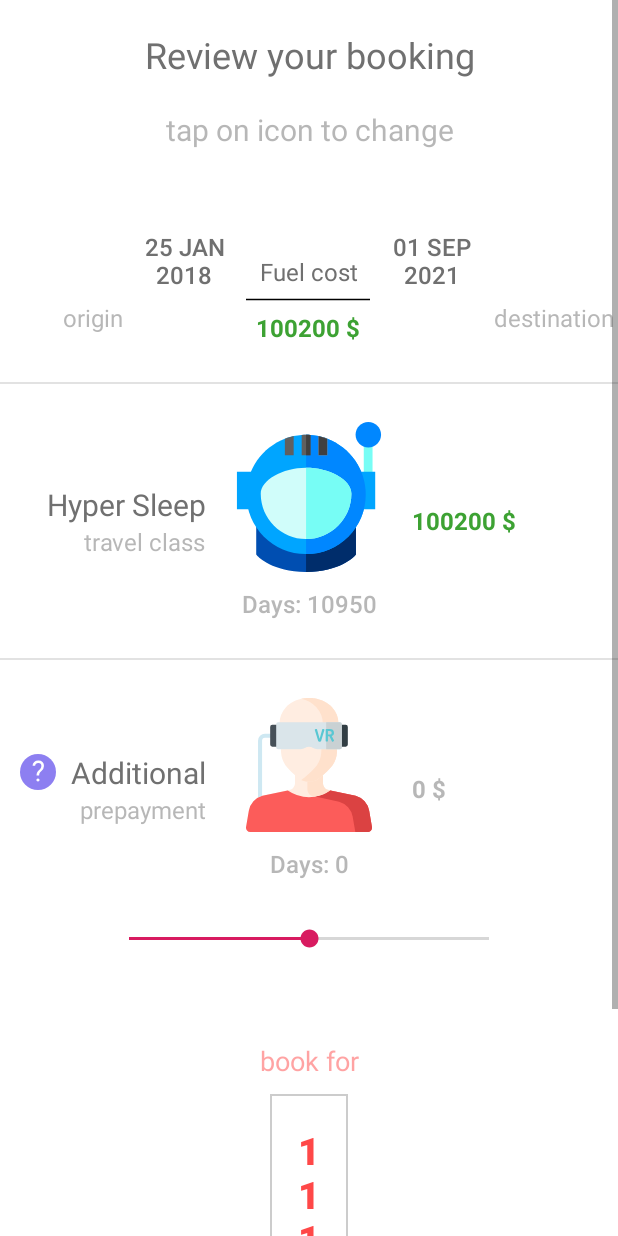
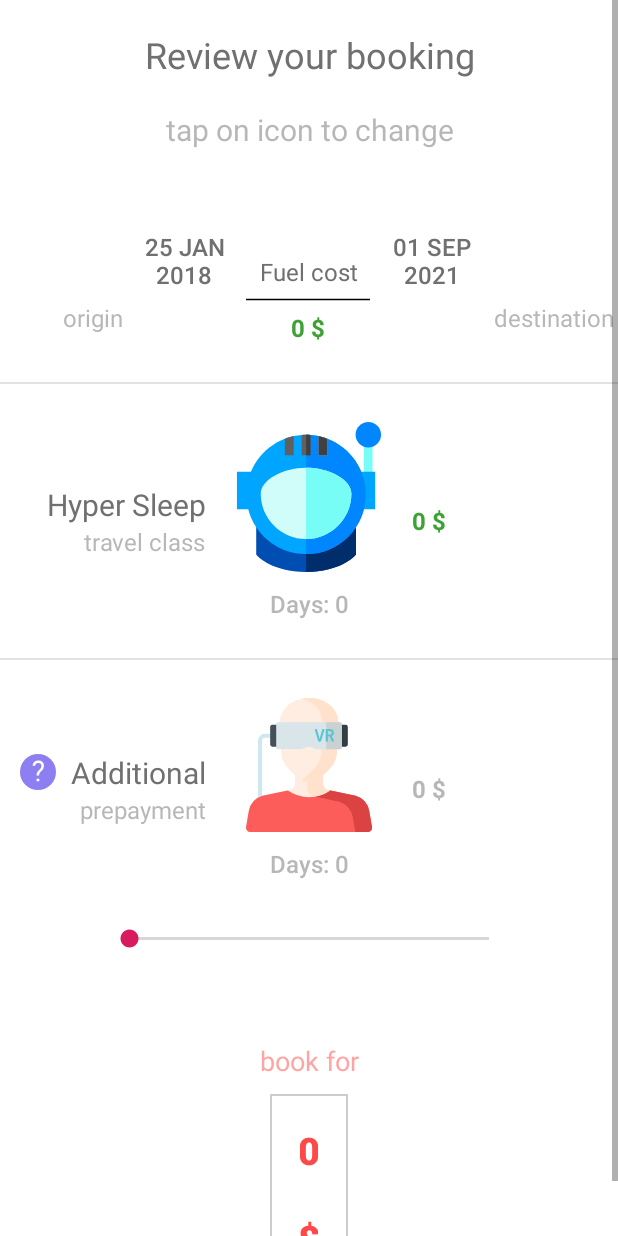
Before and after one commit to AaronVX/BackSpace, an Android app: the BookReview screen opened directly, with no data from a screen before it, on a phone screen of 412 x 824 dp. Run offline under Robolectric (Android 15) with nearby library versions, the phone set to English and light mode, and no system bars; 24 statements that could not run were skipped.

Commit message:
BookReview refactored

```diff
--- a/app/src/main/java/com/group8/backspace/logic/AccessPrice.java
+++ /dev/null
@@ -1,111 +0,0 @@
-package com.group8.backspace.logic;
-import com.group8.backspace.application.Services;
-import com.group8.backspace.objects.Flight;
-import com.group8.backspace.objects.Location;
-import com.group8.backspace.persistence.PlanetPersistence;
-
-import org.hsqldb.DatabaseURL;
-import org.joda.time.DateTime;
-import org.joda.time.Days;
-
-public class AccessPrice {
-//    private int fuelUnitPrice;
-    private int classDailyPrice;
-    private int itemsDailyPrice;
-    private Flight currFlight;
-    private PlanetPersistence planetPersistence;
-    private int duration;
-    private int ticketPrice;
-    private int extraExpense;
-    private final int FUEL_PRICE = 2000;
-//    private int prepaidDays;
-//    private double distance;
-
-//    public AccessPrice(Flight currFlight, int classPrice, int itemsPrice){
-//
-//        String origin = currFlight.getOrigin();
-//        String destination = currFlight.getDestination();
-//
-//        // set total duration of the flight
-//        DateTime departure = currFlight.getDeparture();
-//        DateTime arrival = currFlight.getArrival();
-//        this.duration = Days.daysBetween(departure.toLocalDate(), arrival.toLocalDate()).getDays();
-//        this.prepaidDays = this.duration;
-//
-//        // set total distance
-//        AccessPlanets accessPlanets = new AccessPlanets(Services.getPlanetPersistence());
-//        Location originPlanet = accessPlanets.getPlanetByName(origin);
-//        Location destinationPlanet = accessPlanets.getPlanetByName(destination);
-//        this.distance =  Math.abs(Double.parseDouble(originPlanet.getDistance()) - Double.parseDouble(destinationPlanet.getDistance()));
-//
-//        // set basic prices
-//        AccessItems accessItems = new AccessItems(Services.getItemPersistence());
-//        this.fuelUnitPrice = accessItems.getItemByName("dark matter").getPrice();
-//        this.classDailyPrice = classPrice;
-//        this.itemsDailyPrice = itemsPrice;
-//    }
-
-
-//    public void setPrepaidPercentage(int percentage){
-//        if (percentage > 100) {
-//            this.prepaidDays = duration;
-//        }
-//        if (percentage <= 0) {
-//            this.prepaidDays = 0;
-//        }
-//        else{
-//            double multiplier = (double) percentage / 100;
-//            this.prepaidDays = (int)(this.duration*multiplier);
-//        }
-//    }
-
-    // Getters
-
-//    public int getFuelPrice(){
-//        return (int)(distance*fuelUnitPrice);
-//    }
-//
-//    public int getClassPrice(){
-//        return classDailyPrice*duration;
-//    }
-
-    public int getExtraExpense(){
-        return extraExpense;
-    }
-    public int getTicketPrice(){
-        return ticketPrice;
-    }
-
-    public int getTotalPrice(){
-        return  ticketPrice+extraExpense;
-    }
-//
-//    public int getTotalDuration(){return duration;}
-//
-//    public int getPrepaidDays(){return prepaidDays;}
-
-    public AccessPrice(Flight currFlight, int classPrice, int itemsPrice, final PlanetPersistence planetPersistence){
-        this.currFlight = currFlight;
-        this.classDailyPrice = classPrice;
-        this.itemsDailyPrice = itemsPrice;
-        this.planetPersistence = planetPersistence;
-
-    }
-
-    public void calculatePrice(){
-        String origin = currFlight.getOrigin();
-        String destination = currFlight.getDestination();
-
-        DateTime departure = currFlight.getDeparture();
-        DateTime arrival = currFlight.getArrival();
-        duration = Days.daysBetween(departure.toLocalDate(), arrival.toLocalDate()).getDays();
-
-        extraExpense=(itemsDailyPrice+classDailyPrice)*duration;
-
-        Location originPlanet = planetPersistence.getPlanetByName(origin);
-        Location destinationPlanet = planetPersistence.getPlanetByName(destination);
-        double distance =  Math.abs(Double.parseDouble(originPlanet.getDistance()) - Double.parseDouble(destinationPlanet.getDistance()));
-
-        ticketPrice =(int) (distance*FUEL_PRICE);
-    }
-}
--- /dev/null
+++ b/app/src/main/java/com/group8/backspace/logic/AnalyseFlight.java
@@ -0,0 +1,43 @@
+package com.group8.backspace.logic;
+
+import com.group8.backspace.objects.Flight;
+import com.group8.backspace.objects.Location;
+import com.group8.backspace.persistence.PlanetPersistence;
+
+import org.joda.time.DateTime;
+import org.joda.time.Days;
+
+public class AnalyseFlight {
+
+    private PlanetPersistence planetPersistence;
+    private Flight currFlight;
+
+    private double distance;
+    private int duration;
+
+    public AnalyseFlight(Flight currFlight, final PlanetPersistence planetPersistence){
+        this.planetPersistence = planetPersistence;
+        this.currFlight = currFlight;
+    }
+
+    public void analyse(){
+        String origin = currFlight.getOrigin();
+        String destination = currFlight.getDestination();
+
+        Location originPlanet = planetPersistence.getPlanetByName(origin);
+        Location destinationPlanet = planetPersistence.getPlanetByName(destination);
+        distance =  Math.abs(Double.parseDouble(originPlanet.getDistance()) - Double.parseDouble(destinationPlanet.getDistance()));
+
+        DateTime departure = currFlight.getDeparture();
+        DateTime arrival = currFlight.getArrival();
+        duration = Days.daysBetween(departure.toLocalDate(), arrival.toLocalDate()).getDays();
+    }
+
+    public double getDistance() {
+        return distance;
+    }
+
+    public int getDuration() {
+        return duration;
+    }
+}
--- /dev/null
+++ b/app/src/main/java/com/group8/backspace/logic/CalculatePrices.java
@@ -0,0 +1,88 @@
+package com.group8.backspace.logic;
+
+public class CalculatePrices {
+
+    private final int FUEL_UNIT_PRICE = 3000;
+    private int classDailyPrice;
+    private int itemsDailyPrice;
+
+    private int duration;
+    private double totalDistance;
+    private int prepaidDays;
+
+    public CalculatePrices(double totalDistance, int duration,
+                           int classDailyPrice, int itemsDailyPrice){
+        this.totalDistance = totalDistance;
+        this.duration = duration;
+        this.prepaidDays = this.duration;
+        this.classDailyPrice = classDailyPrice;
+        this.itemsDailyPrice = itemsDailyPrice;
+    }
+
+    public void setPrepaidDays(int percentage){
+        if (percentage > 100) {
+            this.prepaidDays = duration;
+        }
+        if (percentage <= 0) {
+            this.prepaidDays = 0;
+        }
+        else{
+            double multiplier = (double) percentage / 100;
+            this.prepaidDays = (int)(this.duration*multiplier);
+        }
+    }
+
+    public int getPrepaidDays(){
+        return prepaidDays;
+    }
+
+    // Calculate price dynamically
+    public int calculateFuelPrice(){
+        return (int)(totalDistance*FUEL_UNIT_PRICE);
+    }
+
+    public int calculateClassPrice(){
+        return classDailyPrice*duration;
+    }
+
+    public int calculatePrepaidPrice(){
+        return itemsDailyPrice*prepaidDays;
+    }
+
+    public int calculateTotalPrice(){
+        return calculateFuelPrice() + calculateClassPrice() + calculatePrepaidPrice();
+    }
+
+//    public AccessPrice(Flight currFlight, int classPrice, int itemsPrice, final PlanetPersistence planetPersistence){
+//        this.currFlight = currFlight;
+//        this.classDailyPrice = classPrice;
+//        this.itemsDailyPrice = itemsPrice;
+//        this.planetPersistence = planetPersistence;
+//    }
+//
+//    public void calculatePrice(){
+//        String origin = currFlight.getOrigin();
+//        String destination = currFlight.getDestination();
+//
+//        DateTime departure = currFlight.getDeparture();
+//        DateTime arrival = currFlight.getArrival();
+//        duration = Days.daysBetween(departure.toLocalDate(), arrival.toLocalDate()).getDays();
+//
+//        extraExpense=(itemsDailyPrice+classDailyPrice)*duration;
+//
+//        Location originPlanet = planetPersistence.getPlanetByName(origin);
+//        Location destinationPlanet = planetPersistence.getPlanetByName(destination);
+//        double distance =  Math.abs(Double.parseDouble(originPlanet.getDistance()) - Double.parseDouble(destinationPlanet.getDistance()));
+//
+//        ticketPrice =(int) (distance*FUEL_PRICE);
+//    }
+
+//    public int getExtraExpense(){
+//        return extraExpense;
+//    }
+//
+//    public int calculateTotalPrice(){
+//        return  ticketPrice+extraExpense;
+//    }
+
+}
--- a/app/src/main/java/com/group8/backspace/presentation/PurchaseTicket/BookReview.java
+++ b/app/src/main/java/com/group8/backspace/presentation/PurchaseTicket/BookReview.java
@@ -1,7 +1,6 @@
 package com.group8.backspace.presentation.PurchaseTicket;
 
 import android.content.Intent;
-import android.graphics.drawable.Drawable;
 import android.os.Bundle;
 import android.support.v7.app.AppCompatActivity;
 import android.view.View;
@@ -14,7 +13,8 @@ import com.group8.backspace.R;
 import com.group8.backspace.application.Services;
 import com.group8.backspace.logic.AccessFlights;
 import com.group8.backspace.logic.AccessPlanets;
-import com.group8.backspace.logic.AccessPrice;
+import com.group8.backspace.logic.AnalyseFlight;
+import com.group8.backspace.logic.CalculatePrices;
 import com.group8.backspace.objects.Flight;
 import com.group8.backspace.presentation.DateHandler;
 
@@ -22,13 +22,6 @@ import com.group8.backspace.presentation.DateHandler;
 // https://stackoverflow.com/questions/8629535/implementing-a-slider-seekbar-in-android
 
 public class BookReview extends AppCompatActivity{
-
-
-    // TODO, too much code duplication... Probably need a session object
-    // TODO, use DateHandler
-    // TODO, fix transition to PurchaseTicket page
-    // TODO, add a tooltip
-
 
     @Override
     protected void onCreate(Bundle savedInstanceState) {
@@ -46,12 +39,101 @@ public class BookReview extends AppCompatActivity{
         TextView destination_name = findViewById(R.id.destination_name);
         TextView items_price = findViewById(R.id.items_price);
         TextView fuel_price = findViewById(R.id.fuel_price);
+        TextView class_price = findViewById(R.id.class_price);
         TextView additional_days = findViewById(R.id.additional_days);
 
         // find seekBar
         SeekBar seekBar = findViewById(R.id.seekBarDays);
 
-        // setup listeners
+        // get intents
+        String className = getIntent().getStringExtra("Class_Name");
+        int currFlightNum = getIntent().getIntExtra("FLIGHT_NUM", 0);
+        int dailyClassPrice = getIntent().getIntExtra("Class_Price", 0);
+        int dailyItemsPrice = getIntent().getIntExtra("Items_Price", 0);
+
+        if(className.equals("hyper sleep") || dailyItemsPrice == 0){
+            LinearLayout hide1 = findViewById(R.id.layout_daily_expenses);
+            SeekBar hide2 = findViewById(R.id.seekBarDays);
+            View hide3 = findViewById(R.id.divider2);
+            hide1.setVisibility(View.GONE);
+            hide2.setVisibility(View.GONE);
+            hide3.setVisibility(View.GONE);
+        }
+
+
+        // setup accessors
+        AccessFlights flightAccessor =  new AccessFlights(Services.getFlightPersistence());
+        Flight currFlight = flightAccessor.getFlightByID(currFlightNum);
+
+        AnalyseFlight analyseFlight = new AnalyseFlight(currFlight, Services.getPlanetPersistence());
+        analyseFlight.analyse();
+
+        CalculatePrices prices = new CalculatePrices(analyseFlight.getDistance(),
+                analyseFlight.getDuration(),dailyClassPrice,dailyItemsPrice);
+
+        AccessPlanets pAccess = new AccessPlanets(Services.getPlanetPersistence());
+        DateHandler handleDates = new DateHandler(currFlight.getDeparture(), currFlight.getArrival());
+
+        //get the image sources from the flight object
+        String originSrc = pAccess.getPlanetByName(currFlight.getOrigin()).getImgSrc();
+        String destinationSrc = pAccess.getPlanetByName(currFlight.getDestination()).getImgSrc();
+        int resID;
+        resID = getResources().getIdentifier(originSrc , "drawable", getPackageName());
+        btn_origin.setCompoundDrawablesWithIntrinsicBounds(0, resID, 0, 0);
+        resID = getResources().getIdentifier(destinationSrc , "drawable", getPackageName());
+        btn_destination.setCompoundDrawablesWithIntrinsicBounds(0, resID, 0, 0);
+
+        //use the date handler to get nice strings for textviews
+
+        String dates[] = handleDates.getStrings(); // TODO, Dependency inversion.. I need to know indexes of the dates
+        btn_origin.setText(dates[0]);
+        btn_destination.setText(dates[1]);
+        //totalTime.setText(handleDates.getTravelTime());
+
+        int progress = seekBar.getProgress();
+        prices.setPrepaidDays(progress);
+
+
+        // put relevant info
+        String name = currFlight.getOrigin();
+        name = name.substring(0,1).toUpperCase() + name.substring(1);
+        origin_name.setText(name);
+
+        name = currFlight.getDestination();
+        name = name.substring(0,1).toUpperCase() + name.substring(1);
+        destination_name.setText(name);
+
+        // set prices
+        btn_travel_class.setText("Days: "+analyseFlight.getDuration());
+        btn_purchase.setText(prices.calculateTotalPrice() + " $");
+        items_price.setText(prices.calculatePrepaidPrice()+" $");
+        class_price.setText(prices.calculateClassPrice()+ " $");
+        fuel_price.setText(prices.calculateFuelPrice() + " $");
+        additional_days.setText("Days: " + prices.getPrepaidDays());
+
+
+        // react to changes
+        SeekBar.OnSeekBarChangeListener seekBarChangeListener = new SeekBar.OnSeekBarChangeListener() {
+            @Override
+            public void onProgressChanged(SeekBar seekBar, int progress, boolean fromUser) {
+                // updated continuously as the user slides the thumb
+                prices.setPrepaidDays(progress);
+                items_price.setText(prices.calculatePrepaidPrice()+" $");
+                additional_days.setText("Days: " + prices.getPrepaidDays());
+                btn_purchase.setText(prices.calculateTotalPrice() + " $");
+            }
+            @Override
+            public void onStartTrackingTouch(SeekBar seekBar) {
+                // called when the user first touches the SeekBar
+            }
+            @Override
+            public void onStopTrackingTouch(SeekBar seekBar) {
+                // called after the user finishes moving the SeekBar
+            }
+        };
+        seekBar.setOnSeekBarChangeListener(seekBarChangeListener);
+
+        // transitions
         btn_origin.setOnClickListener(new View.OnClickListener() {
             @Override
             public void onClick(View v) {
@@ -76,94 +158,18 @@ public class BookReview extends AppCompatActivity{
         btn_purchase.setOnClickListener(new View.OnClickListener() {
             @Override
             public void onClick(View v) {
-                startActivity(new Intent(BookReview.this, PurchaseTicket.class));
+
+                int flightNum = getIntent().getIntExtra("FLIGHT_NUM", 0);
+                int price = prices.calculateTotalPrice();
+
+                Intent next = new Intent(BookReview.this, PurchaseTicket.class);
+                next.putExtra("FLIGHT_NUM", flightNum);
+                next.putExtra("Total_Price", price);
+
+                startActivity(next);
 
             }
         });
-
-        String className = getIntent().getStringExtra("Class_Name");
-        if(className.equals("hyper sleep")){
-            LinearLayout hide1 = findViewById(R.id.layout_daily_expenses);
-            SeekBar hide2 = findViewById(R.id.seekBarDays);
-            View hide3 = findViewById(R.id.divider2);
-            hide1.setVisibility(View.GONE);
-            hide2.setVisibility(View.GONE);
-            hide3.setVisibility(View.GONE);
-        }
-
-
-        // get intents
-        int currFlightNum = getIntent().getIntExtra("FLIGHT_NUM", 0);
-        int basicClassPrice = getIntent().getIntExtra("Class_Price", 0);
-        int basicItemsPrice = getIntent().getIntExtra("Items_Price", 0);
-
-        // setup accessors
-        AccessFlights flightAccessor =  new AccessFlights(Services.getFlightPersistence());
-        Flight currFlight = flightAccessor.getFlightByID(currFlightNum);
-        AccessPrice priceAccessor = new AccessPrice(currFlight,basicClassPrice,basicItemsPrice, Services.getPlanetPersistence());
-
-        AccessPlanets pAccess = new AccessPlanets(Services.getPlanetPersistence());
-        DateHandler handleDates = new DateHandler(currFlight.getDeparture(), currFlight.getArrival());
-
-        //get the image sources from the flight object
-        String originSrc = pAccess.getPlanetByName(currFlight.getOrigin()).getImgSrc();
-        String destinationSrc = pAccess.getPlanetByName(currFlight.getDestination()).getImgSrc();
-        int resID;
-        resID = getResources().getIdentifier(originSrc , "drawable", getPackageName());
-        btn_origin.setCompoundDrawablesWithIntrinsicBounds(0, resID, 0, 0);
-        resID = getResources().getIdentifier(destinationSrc , "drawable", getPackageName());
-        btn_destination.setCompoundDrawablesWithIntrinsicBounds(0, resID, 0, 0);
-
-        //use the date handler to get nice strings for textviews
-
-        String dates[] = handleDates.getStrings(); // TODO, Dependency inversion.. I need to know indexes of the dates
-        btn_origin.setText(dates[0]);
-        btn_destination.setText(dates[1]);
-        //totalTime.setText(handleDates.getTravelTime());
-
-        int progress = seekBar.getProgress();
-//        priceAccessor.setPrepaidPercentage(progress);
-        // Dependency inversion issue
-        // "prices" need to know that "progress" is from 0 to 100.
-        // Not sure how to solve this...
-
-
-        // put relevant info
-        String name = currFlight.getOrigin();
-        name = name.substring(0,1).toUpperCase() + name.substring(1);
-        origin_name.setText(name);
-
-        name = currFlight.getDestination();
-        name = name.substring(0,1).toUpperCase() + name.substring(1);
-        destination_name.setText(name);
-
-//        btn_travel_class.setText("Days: "+priceAccessor.getTotalDuration());
-//        btn_purchase.setText(priceAccessor.getTotalPrice() + " $");
-//        items_price.setText(priceAccessor.getItemsPrice()+" $");
-//        fuel_price.setText(priceAccessor.getFuelPrice() + " $");
-//        additional_days.setText("Days: " + priceAccessor.getPrepaidDays());
-
-
-        // react to changes
-        SeekBar.OnSeekBarChangeListener seekBarChangeListener = new SeekBar.OnSeekBarChangeListener() {
-            @Override
-            public void onProgressChanged(SeekBar seekBar, int progress, boolean fromUser) {
-                // updated continuously as the user slides the thumb
-//                priceAccessor.setPrepaidPercentage(progress);
-//                items_price.setText(priceAccessor.getItemsPrice()+" $");
-//                additional_days.setText("Days: " + priceAccessor.getPrepaidDays());
-                btn_purchase.setText(priceAccessor.getTotalPrice() + " $");
-            }
-            @Override
-            public void onStartTrackingTouch(SeekBar seekBar) {
-                // called when the user first touches the SeekBar
-            }
-            @Override
-            public void onStopTrackingTouch(SeekBar seekBar) {
-                // called after the user finishes moving the SeekBar
-            }
-        };
-        seekBar.setOnSeekBarChangeListener(seekBarChangeListener);
     }
 
 
--- a/app/src/main/res/layout/activity_book_review.xml
+++ b/app/src/main/res/layout/activity_book_review.xml
@@ -195,6 +195,7 @@ android:fillViewport="true">
             android:background="@null"/>
 
         <TextView
+            android:id="@+id/class_price"
             android:layout_weight="1"
             android:layout_width="0dp"
             android:layout_height="wrap_content"
@@ -282,7 +283,7 @@ android:fillViewport="true">
         android:layout_marginTop="30sp"
         android:layout_marginHorizontal="70sp"
         android:max="100"
-        android:progress="50" />
+        android:progress="0" />
     <!--row 3 end-->
 
 
```
Also changed, not shown: app/src/main/java/com/group8/backspace/logic/BookingSession.java (deleted, +0 -43 lines), app/src/main/java/com/group8/backspace/presentation/PurchaseTicket/PurchaseTicket.java (+17 -13 lines).
